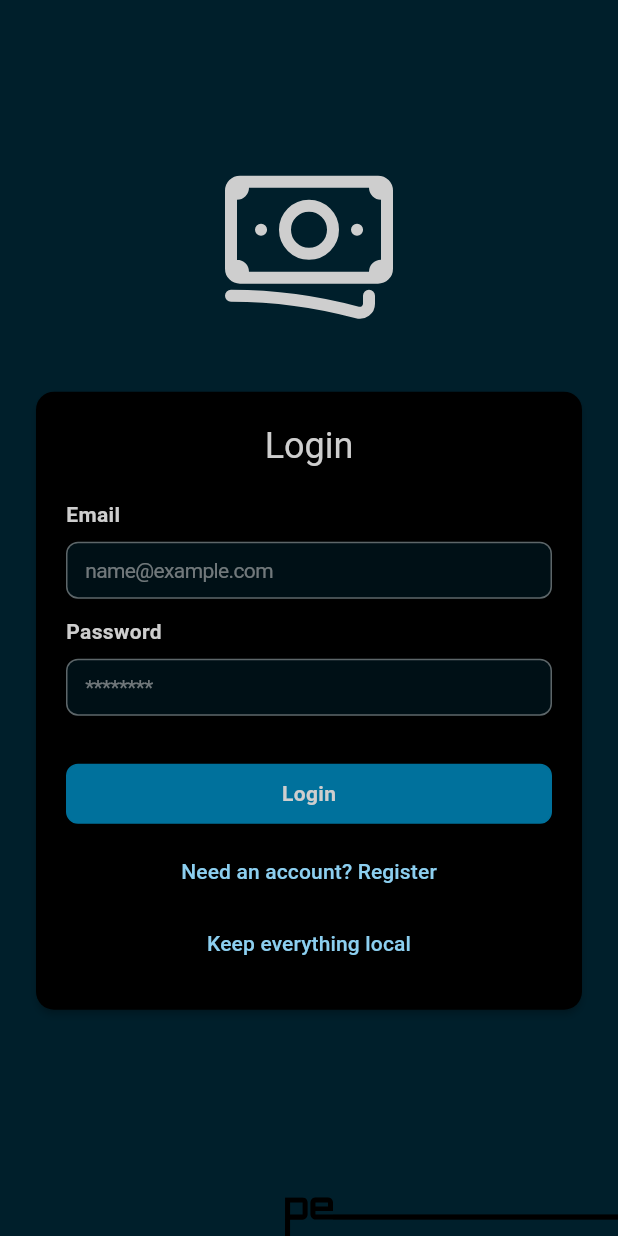
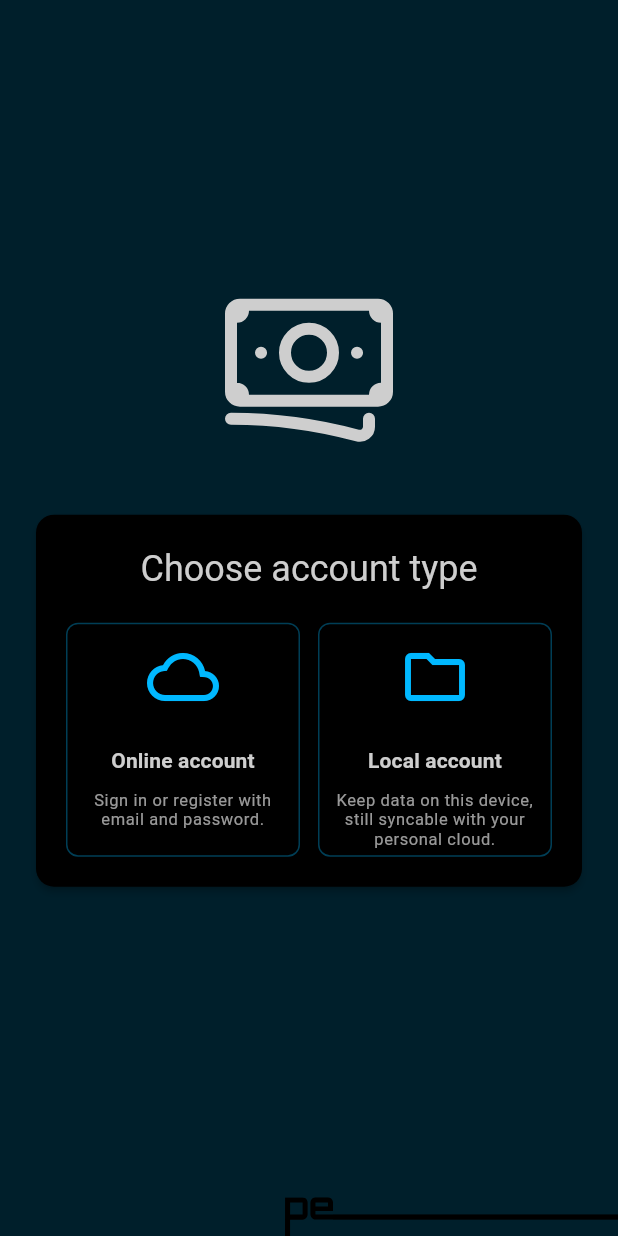
Before and after one commit to peTomis/expenses, a Flutter app: the screen it shows after launch, on a phone screen of 412 x 824 dp. Run offline on Flutter 3.47's test engine with Material 3 defaults, Android fonts, the phone set to English and light mode, and no system bars; our stand-ins replace flutter_dotenv, flutter_riverpod, flutter_svg, shared_preferences, supabase_flutter; accounts and stored records are empty.

Commit message:
feat: login flow improved

```diff
--- a/assets/i18n/en.json
+++ b/assets/i18n/en.json
@@ -1,7 +1,10 @@
 {
   "auth.loginTitle": "Login",
   "auth.registerTitle": "Register",
-  "auth.localTitle": "Local login",
+  "auth.localTitle": "Choose an username",
+  "auth.loginButton": "Login",
+  "auth.registerButton": "Register",
+  "auth.localButton": "Continue",
   "auth.registerSuccess": "Registered successfully. Check your email if confirmation is required.",
   "auth.unexpectedError": "Unexpected error. Please try again.",
   "auth.emailRequired": "Email is required.",
@@ -15,8 +18,14 @@
   "auth.passwordLabel": "Password",
   "auth.passwordPlaceholder": "********",
   "auth.pleaseWait": "Please wait...",
+  "auth.accountChoiceTitle": "Choose account type",
+  "auth.onlineAccountTitle": "Online account",
+  "auth.onlineAccountDescription": "Sign in or register with email and password.",
+  "auth.localAccountTitle": "Local account",
+  "auth.localAccountDescription": "Keep data on this device, still syncable with your personal cloud.",
+  "auth.backToAccountChoice": "Back to account choice",
   "auth.registerPrompt": "Need an account? Register",
   "auth.loginPrompt": "Already have an account? Login",
-  "auth.localPrompt": "Keep everything local",
+  "auth.localPrompt": "I don't want an account",
   "auth.credentialsPrompt": "Use email login"
 }
--- a/lib/components/card/app_card.dart
+++ b/lib/components/card/app_card.dart
@@ -8,6 +8,7 @@ class AppCard extends ConsumerWidget {
     required this.title,
     required this.child,
     super.key,
+    this.titleLeading,
     this.maxWidth = 420,
     this.padding = const EdgeInsets.all(20),
     this.elevation = 2,
@@ -15,6 +16,7 @@ class AppCard extends ConsumerWidget {
 
   final String title;
   final Widget child;
+  final Widget? titleLeading;
   final double maxWidth;
   final EdgeInsetsGeometry padding;
   final double elevation;
@@ -34,10 +36,22 @@ class AppCard extends ConsumerWidget {
             mainAxisSize: MainAxisSize.min,
             crossAxisAlignment: CrossAxisAlignment.stretch,
             children: [
-              Text(
-                title,
-                textAlign: TextAlign.center,
-                style: Theme.of(context).textTheme.headlineSmall,
+              Stack(
+                alignment: Alignment.center,
+                children: [
+                  if (titleLeading != null)
+                    Align(alignment: Alignment.centerLeft, child: titleLeading),
+                  Padding(
+                    padding: EdgeInsets.symmetric(
+                      horizontal: titleLeading == null ? 0 : 48,
+                    ),
+                    child: Text(
+                      title,
+                      textAlign: TextAlign.center,
+                      style: Theme.of(context).textTheme.headlineSmall,
+                    ),
+                  ),
+                ],
               ),
               const SizedBox(height: 20),
               child,
--- a/lib/pages/auth/auth_page.dart
+++ b/lib/pages/auth/auth_page.dart
@@ -23,6 +23,7 @@ class _AuthPageState extends ConsumerState<AuthPage> {
   final _emailController = TextEditingController();
   final _passwordController = TextEditingController();
 
+  bool _isChoosingAccountType = true;
   String? _emailError;
   String? _passwordError;
 
@@ -100,6 +101,38 @@ class _AuthPageState extends ConsumerState<AuthPage> {
     }
   }
 
+  void _clearFormErrors() {
+    setState(() {
+      _emailError = null;
+      _passwordError = null;
+    });
+  }
+
+  void _showChoice() {
+    _clearFormErrors();
+    ref.read(authFormProvider.notifier).reset();
+    setState(() {
+      _isChoosingAccountType = true;
+    });
+  }
+
+  void _chooseOnlineAccount() {
+    _clearFormErrors();
+    ref.read(authFormProvider.notifier).reset();
+    setState(() {
+      _isChoosingAccountType = false;
+    });
+  }
+
+  void _chooseLocalAccount() {
+    _clearFormErrors();
+    ref.read(authFormProvider.notifier).reset();
+    ref.read(authFormProvider.notifier).toggleLocalMode();
+    setState(() {
+      _isChoosingAccountType = false;
+    });
+  }
+
   bool _validateInputs() {
     final l10n = AppLocalizations.of(context);
     final email = _emailController.text.trim();
@@ -142,6 +175,11 @@ class _AuthPageState extends ConsumerState<AuthPage> {
         : authForm.isLoginMode
         ? l10n.text('auth.loginTitle')
         : l10n.text('auth.registerTitle');
+    final buttonText = authForm.isLocalMode
+        ? l10n.text('auth.localButton')
+        : authForm.isLoginMode
+        ? l10n.text('auth.loginButton')
+        : l10n.text('auth.registerButton');
 
     return Scaffold(
       body: SafeArea(
@@ -164,8 +202,22 @@ class _AuthPageState extends ConsumerState<AuthPage> {
                         ),
                       ),
                       const SizedBox(height: 32),
+                      if (_isChoosingAccountType)
+                        _AccountChoiceCard(
+                          onOnlineSelected: _chooseOnlineAccount,
+                          onLocalSelected: _chooseLocalAccount,
+                        )
+                      else
                         AppCard(
                           title: title,
+                          titleLeading: IconButton(
+                            tooltip: l10n.text('auth.backToAccountChoice'),
+                            visualDensity: VisualDensity.compact,
+                            onPressed: authForm.isSubmitting
+                                ? null
+                                : _showChoice,
+                            icon: const Icon(Icons.arrow_back),
+                          ),
                           child: Column(
                             mainAxisSize: MainAxisSize.min,
                             children: [
@@ -228,9 +280,11 @@ class _AuthPageState extends ConsumerState<AuthPage> {
                               AppButton(
                                 label: authForm.isSubmitting
                                     ? l10n.text('auth.pleaseWait')
-                                  : title,
+                                    : buttonText,
                                 isLoading: authForm.isSubmitting,
-                              onPressed: authForm.isSubmitting ? null : _submit,
+                                onPressed: authForm.isSubmitting
+                                    ? null
+                                    : _submit,
                               ),
                               const SizedBox(height: 8),
                               if (!authForm.isLocalMode)
@@ -246,24 +300,6 @@ class _AuthPageState extends ConsumerState<AuthPage> {
                                     authForm.isLoginMode
                                         ? l10n.text('auth.registerPrompt')
                                         : l10n.text('auth.loginPrompt'),
-                                ),
-                              ),
-                            TextButton(
-                              onPressed: authForm.isSubmitting
-                                  ? null
-                                  : () {
-                                      setState(() {
-                                        _emailError = null;
-                                        _passwordError = null;
-                                      });
-                                      ref
-                                          .read(authFormProvider.notifier)
-                                          .toggleLocalMode();
-                                    },
-                              child: Text(
-                                authForm.isLocalMode
-                                    ? l10n.text('auth.credentialsPrompt')
-                                    : l10n.text('auth.localPrompt'),
                                   ),
                                 ),
                             ],
@@ -282,3 +318,131 @@ class _AuthPageState extends ConsumerState<AuthPage> {
     );
   }
 }
+
+class _AccountChoiceCard extends ConsumerWidget {
+  const _AccountChoiceCard({
+    required this.onOnlineSelected,
+    required this.onLocalSelected,
+  });
+
+  final VoidCallback onOnlineSelected;
+  final VoidCallback onLocalSelected;
+
+  @override
+  Widget build(BuildContext context, WidgetRef ref) {
+    final l10n = AppLocalizations.of(context);
+
+    return AppCard(
+      title: l10n.text('auth.accountChoiceTitle'),
+      child: Row(
+        crossAxisAlignment: CrossAxisAlignment.start,
+        children: [
+          Expanded(
+            child: _AccountChoiceTile(
+              icon: Icons.cloud_outlined,
+              title: l10n.text('auth.onlineAccountTitle'),
+              subtitle: l10n.text('auth.onlineAccountDescription'),
+              onTap: onOnlineSelected,
+            ),
+          ),
+          const SizedBox(width: 12),
+          Expanded(
+            child: _AccountChoiceTile(
+              icon: Icons.folder_outlined,
+              title: l10n.text('auth.localAccountTitle'),
+              subtitle: l10n.text('auth.localAccountDescription'),
+              onTap: onLocalSelected,
+            ),
+          ),
+        ],
+      ),
+    );
+  }
+}
+
+class _AccountChoiceTile extends ConsumerWidget {
+  const _AccountChoiceTile({
+    required this.icon,
+    required this.title,
+    required this.subtitle,
+    required this.onTap,
+  });
+
+  final IconData icon;
+  final String title;
+  final String subtitle;
+  final VoidCallback onTap;
+
+  @override
+  Widget build(BuildContext context, WidgetRef ref) {
+    final textColor = ref.watch(appPrimaryTextColorProvider);
+    final accentColor = ref.watch(appPrimary100ColorProvider);
+    final borderColor = ref.watch(appPrimary300ColorProvider);
+    final titleStyle = Theme.of(context).textTheme.titleSmall?.copyWith(
+      color: textColor,
+      fontWeight: FontWeight.w700,
+    );
+    final descriptionStyle = Theme.of(context).textTheme.bodySmall?.copyWith(
+      color: textColor.withValues(alpha: 0.74),
+      fontSize: 11,
+      height: 1.2,
+    );
+
+    return AspectRatio(
+      aspectRatio: 1,
+      child: Material(
+        color: Colors.transparent,
+        child: InkWell(
+          onTap: onTap,
+          borderRadius: BorderRadius.circular(8),
+          child: DecoratedBox(
+            decoration: BoxDecoration(
+              border: Border.all(color: borderColor.withValues(alpha: 0.55)),
+              borderRadius: BorderRadius.circular(8),
+            ),
+            child: Padding(
+              padding: const EdgeInsets.all(12),
+              child: Column(
+                mainAxisAlignment: MainAxisAlignment.center,
+                children: [
+                  Icon(icon, color: accentColor, size: 48),
+                  const SizedBox(height: 12),
+                  SizedBox(
+                    height: _lineHeight(context, titleStyle, 2),
+                    child: Center(
+                      child: Text(
+                        title,
+                        textAlign: TextAlign.center,
+                        maxLines: 2,
+                        overflow: TextOverflow.ellipsis,
+                        style: titleStyle,
+                      ),
+                    ),
+                  ),
+                  SizedBox(
+                    height: _lineHeight(context, descriptionStyle, 3),
+                    child: Text(
+                      subtitle,
+                      textAlign: TextAlign.center,
+                      maxLines: 3,
+                      overflow: TextOverflow.ellipsis,
+                      style: descriptionStyle,
+                    ),
+                  ),
+                ],
+              ),
+            ),
+          ),
+        ),
+      ),
+    );
+  }
+
+  double _lineHeight(BuildContext context, TextStyle? style, int lines) {
+    final effectiveStyle = DefaultTextStyle.of(context).style.merge(style);
+    final fontSize = effectiveStyle.fontSize ?? 14;
+    final height = effectiveStyle.height ?? 1;
+
+    return fontSize * height * lines;
+  }
+}
```
Also changed, not shown: 2 other files. Lines whose indentation alone changed are shown as unchanged.
